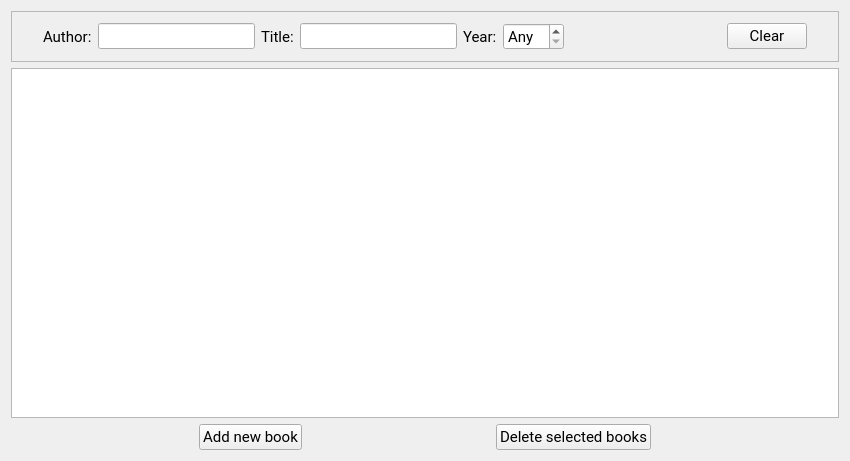
Qt form mainwindow.ui (Wiktos/QLibrary) before a commit.
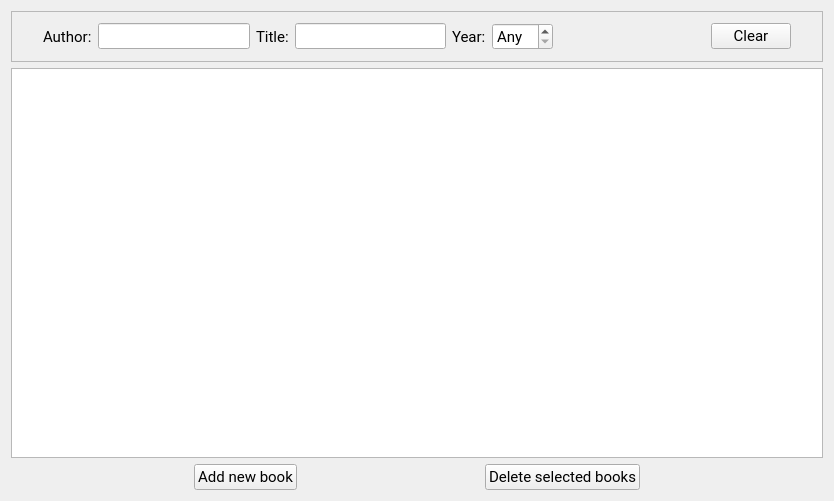
The same form after that commit.

The edit to the form file:
```diff
--- a/mainwindow.ui
+++ b/mainwindow.ui
@@ -9,8 +9,8 @@
    <rect>
     <x>0</x>
     <y>0</y>
-    <width>850</width>
-    <height>461</height>
+    <width>834</width>
+    <height>501</height>
    </rect>
   </property>
   <property name="sizePolicy">
```
Left out of the diff: 2 changed lines with no effect on the pictures.
